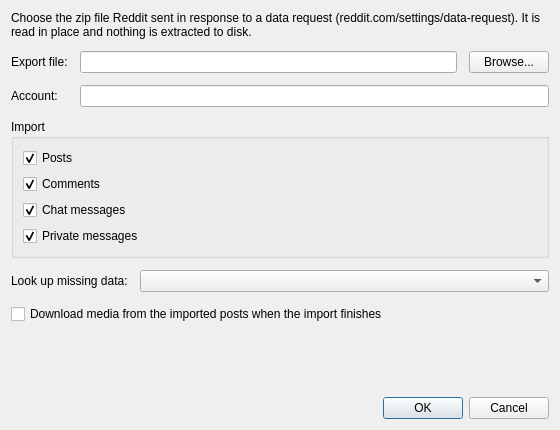
Qt form Resources/ui_files/import_reddit_export_dialog.ui (myanonapps/DownloaderForReddit) before a commit.
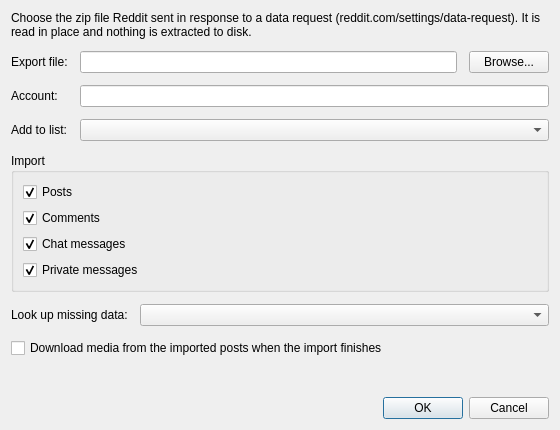
The same form after that commit.

Diff of the .ui file:
```diff
--- a/Resources/ui_files/import_reddit_export_dialog.ui
+++ b/Resources/ui_files/import_reddit_export_dialog.ui
@@ -68,6 +68,20 @@
        </property>
       </widget>
      </item>
+     <item row="2" column="0">
+      <widget class="QLabel" name="account_list_label">
+       <property name="text">
+        <string>Add to list:</string>
+       </property>
+      </widget>
+     </item>
+     <item row="2" column="1">
+      <widget class="QComboBox" name="account_list_combo">
+       <property name="toolTip">
+        <string>The user list to add the account to.  Only available when the account is not in the database yet.</string>
+       </property>
+      </widget>
+     </item>
     </layout>
    </item>
    <item>
```
